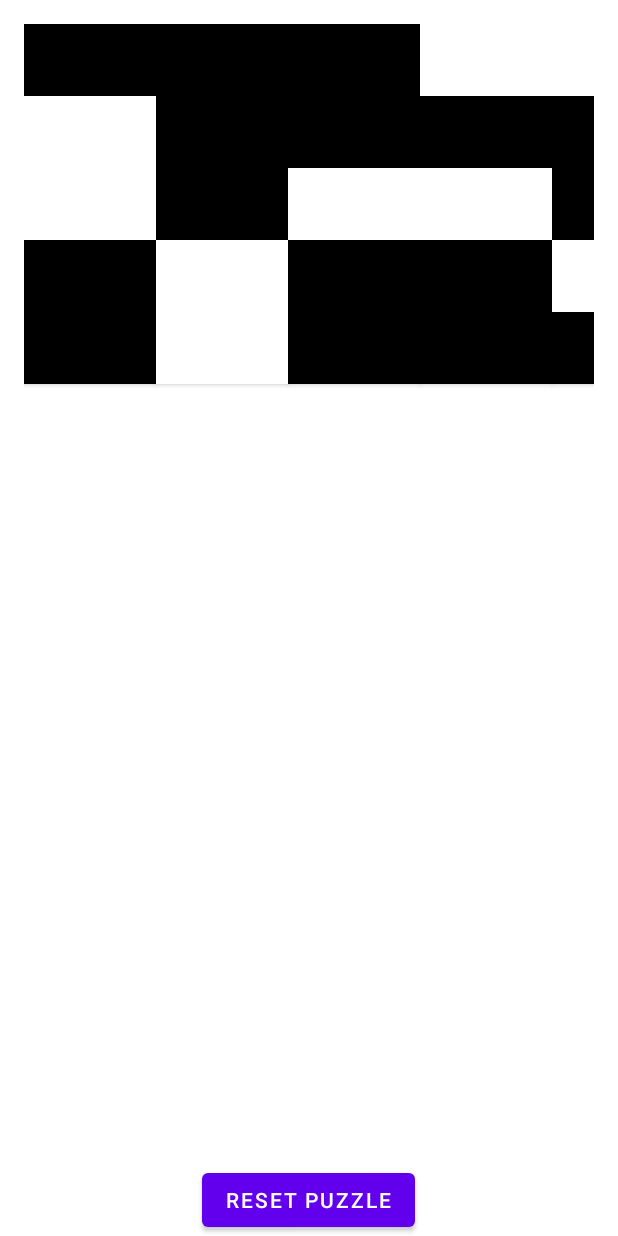
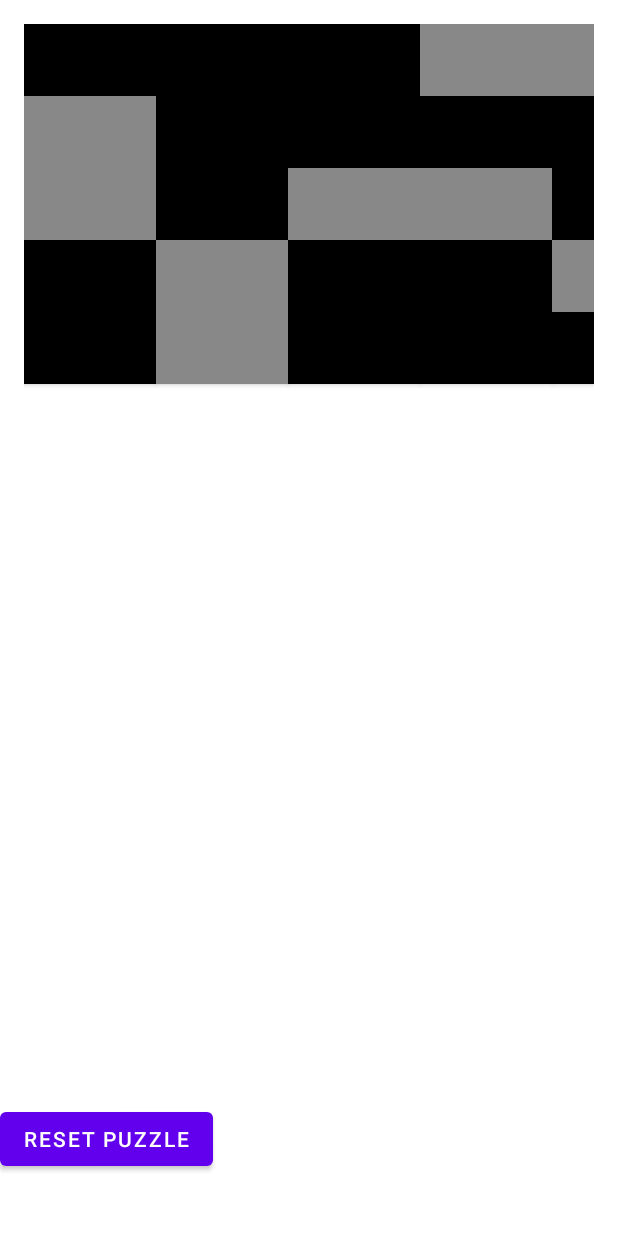
Before and after one commit to reissko/LightsOutGame, an Android app: the MainActivity screen opened directly, with no data from a screen before it, on a phone screen of 412 x 824 dp. Run offline under Robolectric (Android 15) with nearby library versions, the phone set to English and light mode, and no system bars.

Commit message:
Win Message Change

```diff
--- a/app/src/main/java/com/example/lightsoutgame/MainActivity.java
+++ b/app/src/main/java/com/example/lightsoutgame/MainActivity.java
@@ -1,10 +1,14 @@
 package com.example.lightsoutgame;
 
+import android.annotation.SuppressLint;
 import android.graphics.Color;
 import android.os.Bundle;
+import android.util.Log;
 import android.view.View;
 import android.widget.Button;
 import android.widget.GridLayout;
+import android.widget.TextView;
+
 import androidx.appcompat.app.AppCompatActivity;
 import java.util.Random;
 
@@ -17,16 +21,19 @@ public class MainActivity extends AppCompatActivity {
 
     private static final int GRID_SIZE = 5;
     private GridLayout gridLayout;
+    private TextView winMessage;
     private Button[][] buttons;
     private boolean[][] lights;
     private Random random = new Random();
 
+    @SuppressLint("MissingInflatedId")
     @Override
     protected void onCreate(Bundle savedInstanceState) {
         super.onCreate(savedInstanceState);
         setContentView(R.layout.activity_main);
 
         gridLayout = findViewById(R.id.gridLayout);
+        winMessage = findViewById(R.id.winMessage);
         buttons = new Button[GRID_SIZE][GRID_SIZE];
         lights = new boolean[GRID_SIZE][GRID_SIZE];
 
@@ -60,7 +67,7 @@ public class MainActivity extends AppCompatActivity {
             }
         }
 
-        resetPuzzle((View)gridLayout);
+        resetPuzzle((View)gridLayout); //call reset method with type casted input of gridLayout
     }
 
     private void toggleLights(int row, int col) {
@@ -74,11 +81,15 @@ public class MainActivity extends AppCompatActivity {
     private void updateUI() {
         for (int i = 0; i < GRID_SIZE; i++) {
             for (int j = 0; j < GRID_SIZE; j++) {
-                buttons[i][j].setBackgroundColor(lights[i][j] ? Color.BLACK : Color.WHITE);
+                buttons[i][j].setBackgroundColor(lights[i][j] ? Color.BLACK : Color.GRAY);
             }
         }
     }
 
+    /**
+     * checks through each value in the lights double array. If all
+     * values are false method returns true
+     */
     private void checkWin() {
         boolean win = true;
         for (int i = 0; i < GRID_SIZE; i++) {
@@ -90,11 +101,15 @@ public class MainActivity extends AppCompatActivity {
             }
         }
         if (win) {
-            // You can add a win message or other indication here.
+            Log.i("Win Message", "You Win!");
+            winMessage.setText("You Win!");
+            winMessage.setBackgroundColor(Color.GREEN);
         }
     }
 
     public void resetPuzzle(View view) {
+        winMessage.setText("");
+        winMessage.setBackgroundColor(Color.WHITE);
         for (int i = 0; i < GRID_SIZE; i++) {
             for (int j = 0; j < GRID_SIZE; j++) {
                 lights[i][j] = random.nextBoolean();
--- a/app/src/main/res/layout/activity_main.xml
+++ b/app/src/main/res/layout/activity_main.xml
@@ -19,12 +19,28 @@
         android:rowCount="5"
         android:layout_gravity="center"
         android:padding="16dp">
+
     </GridLayout>
 
-    <Button
-        android:id="@+id/resetButton"
-        android:layout_width="wrap_content"
+    <LinearLayout
+        android:layout_width="match_parent"
         android:layout_height="wrap_content"
-        android:text="Reset Puzzle"
-        android:onClick="resetPuzzle"/>
+        android:orientation="vertical">
+
+        <Button
+            android:id="@+id/resetButton"
+            android:layout_width="wrap_content"
+            android:layout_height="wrap_content"
+            android:layout_weight="1"
+            android:onClick="resetPuzzle"
+            android:text="Reset Puzzle" />
+
+        <TextView
+            android:id="@+id/winMessage"
+            android:layout_width="match_parent"
+            android:layout_height="match_parent"
+            android:layout_weight="1"
+            android:textSize="30sp" />
+    </LinearLayout>
+
 </LinearLayout>
```
